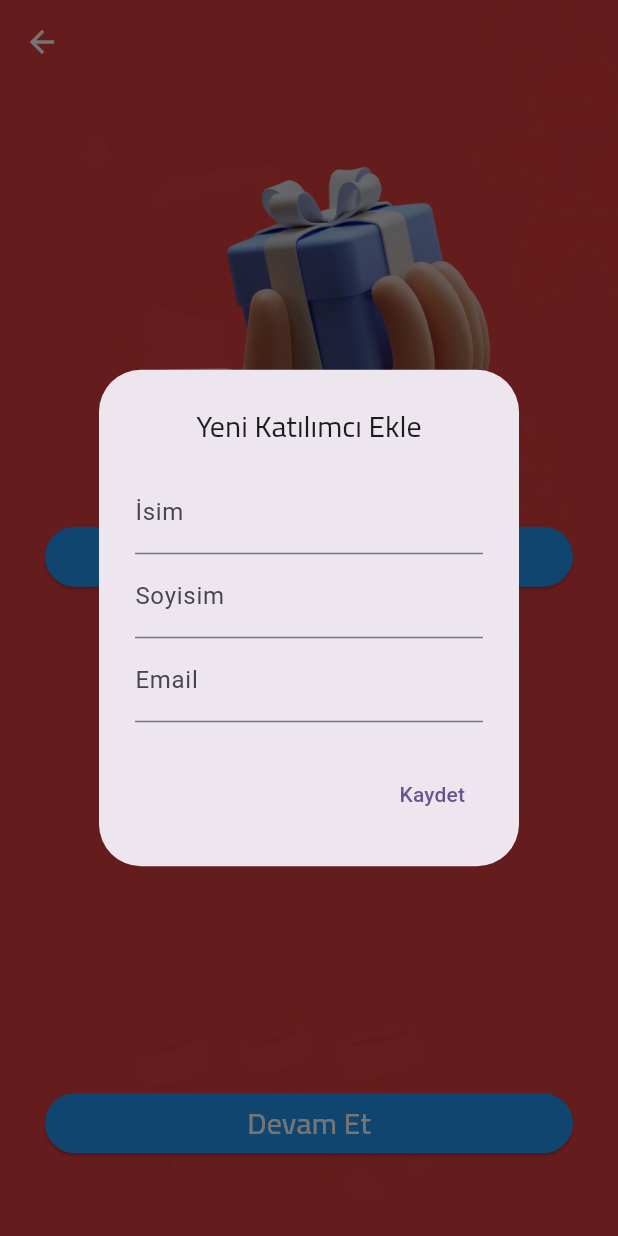
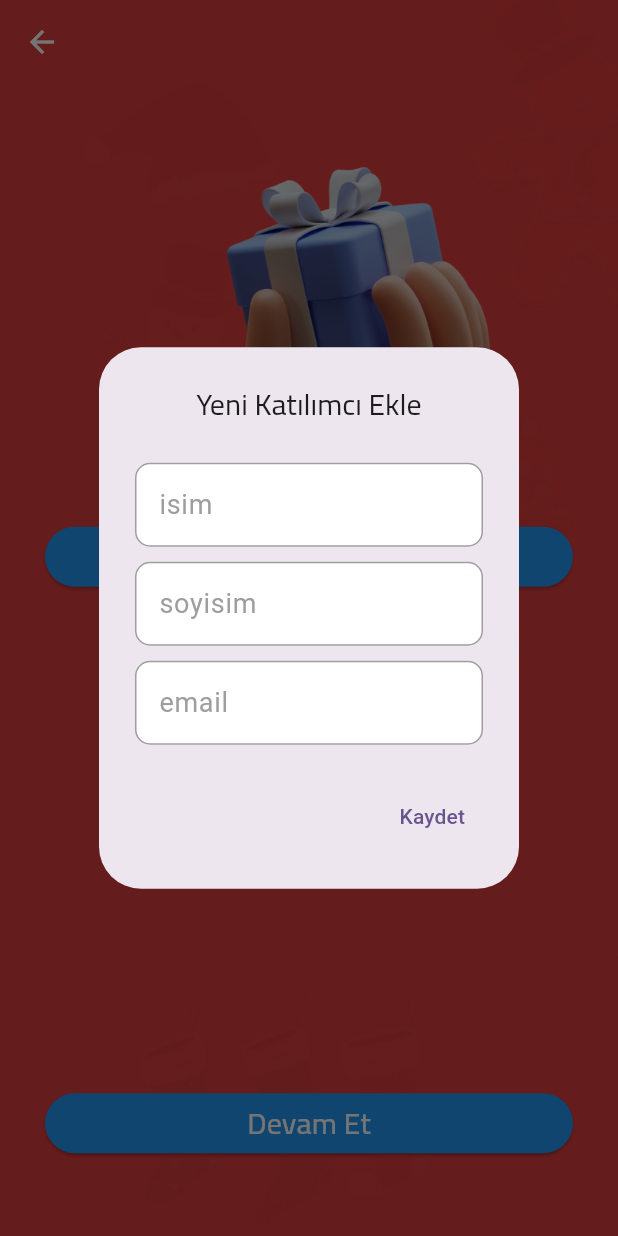
Before and after one commit to edabarutcu/Noel-Raffle-App, a Flutter app: the UsersScreen screen opened directly with empty values, after a tap on "Yeni Katılımcı Ekle", on a phone screen of 412 x 824 dp. Run offline on Flutter 3.47's test engine with Material 3 defaults, Android fonts, the phone set to English and light mode, and no system bars; our stand-ins replace confetti; missing offline and left inert: dart:ffi.

```diff
--- a/lib/ui/giftraffle/add_gift_screen.dart
+++ b/lib/ui/giftraffle/add_gift_screen.dart
@@ -24,6 +24,9 @@ class _GiftsScreenState extends State<GiftsScreen> {
 
   final _nameController = TextEditingController();
   final _countController = TextEditingController();
+
+  final FocusNode _nameFocusNode = FocusNode();
+  final FocusNode _countFocusNode = FocusNode();
 
   @override
   Widget build(BuildContext context) {
--- a/lib/ui/giftraffle/add_users_screen.dart
+++ b/lib/ui/giftraffle/add_users_screen.dart
@@ -3,6 +3,7 @@ import 'package:noel_raffle/ui/giftraffle/add_gift_screen.dart';
 
 class UsersScreen extends StatefulWidget {
   final String title;
+
   const UsersScreen({Key? key, required this.title}) : super(key: key);
 
   @override
@@ -13,13 +14,16 @@ class _UsersScreenState extends State<UsersScreen> {
   final TextEditingController _searchController = TextEditingController();
   final _users = <User>[];
 
+  final FocusNode _nameFocusNode = FocusNode();
+  final FocusNode _surnameFocusNode = FocusNode();
+  final FocusNode _emailFocusNode = FocusNode();
+
   final _nameController = TextEditingController();
   final _surnameController = TextEditingController();
   final _emailController = TextEditingController();
 
   @override
   Widget build(BuildContext context) {
-
     var width = MediaQuery.of(context).size.width;
     var height = MediaQuery.of(context).size.height;
 
@@ -101,26 +105,87 @@ class _UsersScreenState extends State<UsersScreen> {
   Widget _buildDialog(BuildContext context, {required VoidCallback onSave}) {
     return Center(
       child: SingleChildScrollView(
-        child: AlertDialog(
+        child:AlertDialog(
               title: const Text('Yeni Katılımcı Ekle',
                   textAlign: TextAlign.center,
                   style: TextStyle(fontFamily: "Cairo", fontSize: 20)),
               content: Column(
                 mainAxisSize: MainAxisSize.min,
                 children: [
-              TextField(
+                  Padding(
+                    padding: const EdgeInsets.only(top: 10),
+                    child: TextField(
                       controller: _nameController,
-                decoration: InputDecoration(labelText: 'İsim'),
+                      decoration: InputDecoration(
+                        labelText: "isim",
+                        labelStyle: TextStyle(color: Colors.grey, fontSize: 18),
+                        filled: true,
+                        fillColor: Colors.white,
+                        enabledBorder: OutlineInputBorder(
+                          borderRadius: BorderRadius.circular(10),
+                          borderSide: BorderSide(color: Colors.grey),
                         ),
-              TextField(
+                        focusedBorder: OutlineInputBorder(
+                          borderRadius: BorderRadius.circular(10),
+                          borderSide: BorderSide(color: Colors.blue),
+                        ),
+                      ),
+                      focusNode: _nameFocusNode,
+                      onSubmitted: (value) {
+                        _nameFocusNode.unfocus();
+                        FocusScope.of(context).requestFocus(_surnameFocusNode);
+                      },
+                    ),
+                  ),
+                  Padding(
+                    padding: const EdgeInsets.only(top:10),
+                    child: TextField(
                       controller: _surnameController,
-                decoration: InputDecoration(labelText: 'Soyisim'),
+                      decoration: InputDecoration(
+                        labelText: "soyisim",
+                        labelStyle: TextStyle(color: Colors.grey, fontSize: 18),
+                        filled: true,
+                        fillColor: Colors.white,
+                        enabledBorder: OutlineInputBorder(
+                          borderRadius: BorderRadius.circular(10),
+                          borderSide: BorderSide(color: Colors.grey),
                         ),
-              TextField(
+                        focusedBorder: OutlineInputBorder(
+                          borderRadius: BorderRadius.circular(10),
+                          borderSide: BorderSide(color: Colors.blue),
+                        ),
+                      ),
+                      focusNode: _surnameFocusNode,
+                      onSubmitted: (value) {
+                        _surnameFocusNode.unfocus();
+                        FocusScope.of(context).requestFocus(_emailFocusNode);
+                      },
+                    ),
+                  ),
+                  Padding(
+                    padding: const EdgeInsets.only(top: 10.0),
+                    child: TextField(
                       controller: _emailController,
-                decoration: InputDecoration(labelText: 'Email'),
+                      decoration: InputDecoration(
+                        labelText: "email",
+                        labelStyle: TextStyle(color: Colors.grey, fontSize: 18),
+                        filled: true,
+                        fillColor: Colors.white,
+                        enabledBorder: OutlineInputBorder(
+                          borderRadius: BorderRadius.circular(10),
+                          borderSide: BorderSide(color: Colors.grey),
                         ),
-              // _buildTextField(_emailController, 'Email')
+                        focusedBorder: OutlineInputBorder(
+                          borderRadius: BorderRadius.circular(10),
+                          borderSide: BorderSide(color: Colors.blue),
+                        ),
+                      ),
+                      focusNode: _emailFocusNode,
+                    ),
+                  ),
+                  // _buildTextField(_nameController, 'İsim', _nameFocusNode, _surnameFocusNode),
+                  // _buildTextField(_surnameController, 'Soyisim', _surnameFocusNode, _emailFocusNode),
+                  // _buildTextField(_emailController, 'Email', _emailFocusNode, FocusNode()),
                 ],
               ),
               actions: [
@@ -137,7 +202,9 @@ class _UsersScreenState extends State<UsersScreen> {
                         !regExp.hasMatch(email)) {
                       // Show an error message
                       ScaffoldMessenger.of(context).showSnackBar(
-                    const SnackBar(content: Text('Tüm alanlar zorunludur ve e-posta geçerli olmalıdır!')),
+                        const SnackBar(
+                            content: Text(
+                                'Tüm alanlar zorunludur ve e-posta geçerli olmalıdır!')),
                       );
                     } else {
                       onSave();
@@ -146,43 +213,6 @@ class _UsersScreenState extends State<UsersScreen> {
                   },
                 ),
               ],
-        ),
-      ),
-    );
-  }
-
-  Widget _buildTextField(TextEditingController emailController, String label) {
-    return Padding(
-      padding: const EdgeInsets.only(left: 30, right: 30, bottom: 10, top: 10),
-      child: Positioned(
-        top: 400,
-        left: 0,
-        right: 0,
-        child: Container(
-          padding: const EdgeInsets.symmetric(horizontal: 30),
-          decoration: BoxDecoration(
-            color: const Color(0xFFFF6D6D),
-            borderRadius: BorderRadius.circular(10),
-          ),
-          child: Row(
-            children: [
-              Expanded(
-                child: TextField(
-                  style: const TextStyle(color: Colors.white),
-                  decoration: const InputDecoration(
-                    hintText: 'Çekiliş Başlığı Giriniz*',
-                    hintStyle: TextStyle(color: Color(0xFFCCCCCC), fontFamily: "Cairo", fontSize: 20),
-                    border: InputBorder.none,
-                    filled: true,
-                    fillColor: Color(0xFFFF6D6D),
-                    contentPadding: EdgeInsets.symmetric(vertical: 10),
-                  ),
-                  onTap: () {},
-                ),
-              ),
-              const SizedBox(width: 10),
-            ],
-          ),
             ),
         ),
       );
@@ -197,8 +227,7 @@ class _UsersScreenState extends State<UsersScreen> {
         itemBuilder: (context, index) {
           final user = _users[index];
           return Container(
-              margin:
-              const EdgeInsets.symmetric(horizontal: 30, vertical: 5),
+            margin: const EdgeInsets.symmetric(horizontal: 30, vertical: 5),
             decoration: BoxDecoration(
               color: Colors.red,
               borderRadius: BorderRadius.circular(10),
@@ -224,8 +253,7 @@ class _UsersScreenState extends State<UsersScreen> {
                 _emailController.text = user.email;
                 showDialog(
                   context: context,
-                    builder: (context) =>
-                        _buildDialog(context, onSave: () {
+                  builder: (context) => _buildDialog(context, onSave: () {
                     setState(() {
                       user.name = _nameController.text;
                       user.surname = _surnameController.text;
@@ -254,23 +282,32 @@ class _UsersScreenState extends State<UsersScreen> {
               ),
               onPressed: _users.length >= 3
                   ? () {
-                Navigator.pushReplacement(context, MaterialPageRoute(builder: (context) => GiftsScreen(users: _users, title: widget.title)));
-              } : () => showDialog(
+                      Navigator.pushReplacement(
+                          context,
+                          MaterialPageRoute(
+                              builder: (context) => GiftsScreen(
+                                  users: _users, title: widget.title)));
+                    }
+                  : () => showDialog(
                         context: context,
                         builder: (context) => AlertDialog(
                           title: const Text('Uyarı',
                               textAlign: TextAlign.center,
-                      style: TextStyle(fontFamily: "Cairo", fontSize: 20)),
-                  content: const Text(
-                      'En az 3 kişi eklemelisiniz!', style: TextStyle(fontFamily: "Cairo", fontSize: 20)),
+                              style:
+                                  TextStyle(fontFamily: "Cairo", fontSize: 20)),
+                          content: const Text('En az 3 kişi eklemelisiniz!',
+                              style:
+                                  TextStyle(fontFamily: "Cairo", fontSize: 20)),
                           actions: [
                             Center(
                               child: TextButton(
-                          onPressed: () =>
-                              Navigator.of(context).pop(),
-                          child: const Text('Tamam',
-                            style: TextStyle(fontFamily: "Cairo", fontSize: 20), textAlign: TextAlign.center,)
-                      ),
+                                  onPressed: () => Navigator.of(context).pop(),
+                                  child: const Text(
+                                    'Tamam',
+                                    style: TextStyle(
+                                        fontFamily: "Cairo", fontSize: 20),
+                                    textAlign: TextAlign.center,
+                                  )),
                             ),
                           ],
                         ),
--- a/pubspec.yaml
+++ b/pubspec.yaml
@@ -57,7 +57,7 @@ dev_dependencies:
 flutter_icons:
   android: "launcher_icon"
   ios: true
-  image_path: "icons/noelapplogo.png"
+  image_path: "icons/noelapplogo.jpeg"
 
 
 
```
Also changed, not shown: icons/noelapplogo.jpeg (added), 25 other files. Lines whose indentation alone changed are shown as unchanged.
